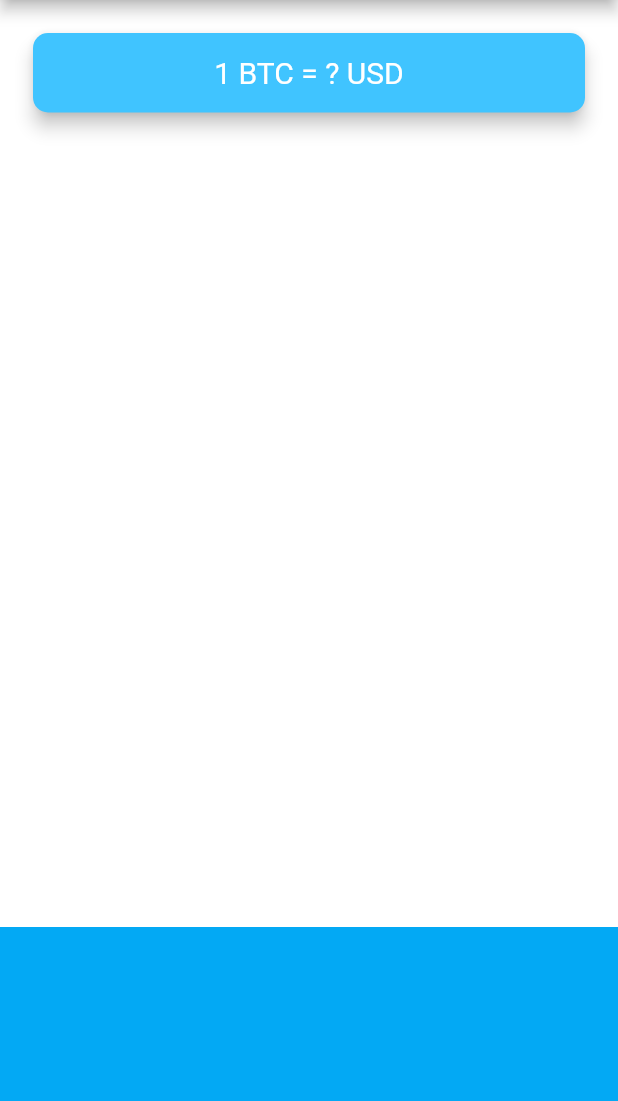
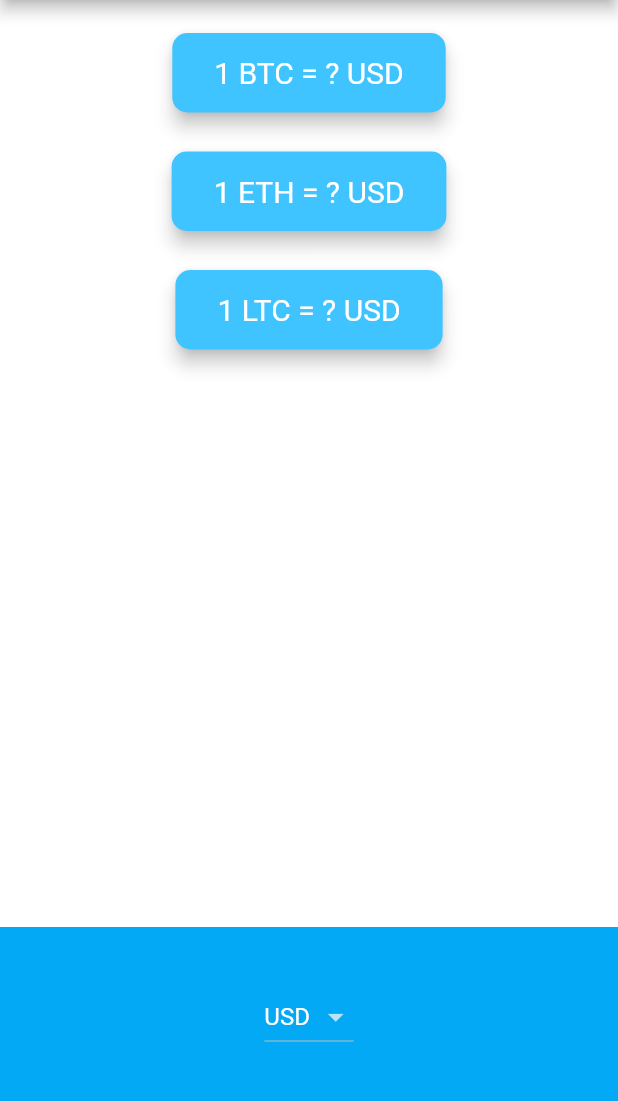
Before and after one commit to CodeBaboon/scratchpad, a Flutter app: the screen it shows after launch, on a phone screen of 412 x 824 dp, the part 84-1185 px from its top. Run offline on Flutter 3.47's test engine with Material 2 defaults, Android fonts, the phone set to English and light mode, and no system bars; our stand-ins replace audioplayers, flutter_spinkit, font_awesome_flutter, geolocator, rflutter_alert; network calls fail.

Commit message:
implemented bitcoin ticker

```diff
--- /dev/null
+++ b/flutter-playground/bitcoin-ticker-flutter/lib/coin_card.dart
@@ -0,0 +1,39 @@
+import 'package:flutter/material.dart';
+
+class CoinCard extends StatelessWidget {
+  const CoinCard({
+    Key? key,
+    required this.coin,
+    required this.currency,
+    required this.rate,
+  }) : super(key: key);
+
+  final String coin;
+  final String currency;
+  final String rate;
+
+  @override
+  Widget build(BuildContext context) {
+    return Padding(
+      padding: EdgeInsets.fromLTRB(18.0, 18.0, 18.0, 0),
+      child: Card(
+        color: Colors.lightBlueAccent,
+        elevation: 5.0,
+        shape: RoundedRectangleBorder(
+          borderRadius: BorderRadius.circular(10.0),
+        ),
+        child: Padding(
+          padding: EdgeInsets.symmetric(vertical: 15.0, horizontal: 28.0),
+          child: Text(
+            '1 $coin = $rate $currency',
+            textAlign: TextAlign.center,
+            style: TextStyle(
+              fontSize: 20.0,
+              color: Colors.white,
+            ),
+          ),
+        ),
+      ),
+    );
+  }
+}
--- /dev/null
+++ b/flutter-playground/bitcoin-ticker-flutter/lib/constants.dart
@@ -0,0 +1 @@
+String kAPIKey = '6CF23A08-2044-4F33-91EF-1E420CF0E256';
--- a/flutter-playground/bitcoin-ticker-flutter/lib/price_screen.dart
+++ b/flutter-playground/bitcoin-ticker-flutter/lib/price_screen.dart
@@ -1,4 +1,8 @@
 import 'package:flutter/material.dart';
+import 'package:flutter/cupertino.dart';
+import 'coin_data.dart';
+import 'coin_card.dart';
+import 'dart:io' show Platform;
 
 class PriceScreen extends StatefulWidget {
   @override
@@ -6,6 +10,85 @@ class PriceScreen extends StatefulWidget {
 }
 
 class _PriceScreenState extends State<PriceScreen> {
+  late String selectedCurrency;
+  Map<String, String> rates = {};
+
+  DropdownButton<String> getDropdownButton() {
+    List<DropdownMenuItem<String>> items = [];
+    for (String currency in currenciesList) {
+      items.add(DropdownMenuItem(
+        child: Text(currency),
+        value: currency,
+      ));
+    }
+
+    return DropdownButton<String>(
+      value: selectedCurrency,
+      items: items,
+      onChanged: (value) {
+        updateUI(value.toString());
+      },
+    );
+  }
+
+  CupertinoPicker iOSPicker() {
+    List<Text> items = [];
+    for (String currency in currenciesList) {
+      items.add(Text(currency));
+    }
+
+    return CupertinoPicker(
+      itemExtent: 32.0,
+      onSelectedItemChanged: (selectedIndex) {
+        updateUI(currenciesList[selectedIndex]);
+      },
+      children: items,
+    );
+  }
+
+  Future<void> updateUI(String currency) async {
+    setState(() {
+      selectedCurrency = currency;
+    });
+
+    for (String coin in cryptoList) {
+      updateRate(coin, currency);
+    }
+  }
+
+  Future<void> updateRate(String coin, String currency) async {
+    double rate = await CoinData().getCoinData(
+      coin: coin,
+      currency: currency,
+    );
+    setState(() {
+      rates[coin] = rate.toInt().toString();
+    });
+  }
+
+  List<CoinCard> getCoinCards() {
+    List<CoinCard> cards = [];
+
+    for (var coin in cryptoList) {
+      cards.add(
+        CoinCard(
+          coin: coin,
+          currency: selectedCurrency,
+          rate: rates[coin] ?? '?',
+        ),
+      );
+    }
+
+    return cards;
+  }
+
+  @override
+  void initState() {
+    // TODO: implement initState
+    super.initState();
+    updateUI('USD');
+  }
+
   @override
   Widget build(BuildContext context) {
     return Scaffold(
@@ -16,33 +99,15 @@ class _PriceScreenState extends State<PriceScreen> {
         mainAxisAlignment: MainAxisAlignment.spaceBetween,
         crossAxisAlignment: CrossAxisAlignment.stretch,
         children: <Widget>[
-          Padding(
-            padding: EdgeInsets.fromLTRB(18.0, 18.0, 18.0, 0),
-            child: Card(
-              color: Colors.lightBlueAccent,
-              elevation: 5.0,
-              shape: RoundedRectangleBorder(
-                borderRadius: BorderRadius.circular(10.0),
-              ),
-              child: Padding(
-                padding: EdgeInsets.symmetric(vertical: 15.0, horizontal: 28.0),
-                child: Text(
-                  '1 BTC = ? USD',
-                  textAlign: TextAlign.center,
-                  style: TextStyle(
-                    fontSize: 20.0,
-                    color: Colors.white,
-                  ),
-                ),
-              ),
-            ),
+          Column(
+            children: getCoinCards(),
           ),
           Container(
             height: 150.0,
             alignment: Alignment.center,
             padding: EdgeInsets.only(bottom: 30.0),
             color: Colors.lightBlue,
-            child: null,
+            child: Platform.isIOS ? iOSPicker() : getDropdownButton(),
           ),
         ],
       ),
--- a/flutter-playground/bitcoin-ticker-flutter/pubspec.yaml
+++ b/flutter-playground/bitcoin-ticker-flutter/pubspec.yaml
@@ -10,6 +10,7 @@ dependencies:
     sdk: flutter
 
   cupertino_icons: ^0.1.2
+  http: ^0.13.5
 
 dev_dependencies:
   flutter_test:
```
Also changed, not shown: flutter-playground/bitcoin-ticker-flutter/lib/coin_data.dart (+25 -1 lines), flutter-playground/bitcoin-ticker-flutter/pubspec.lock, 1 other file.
